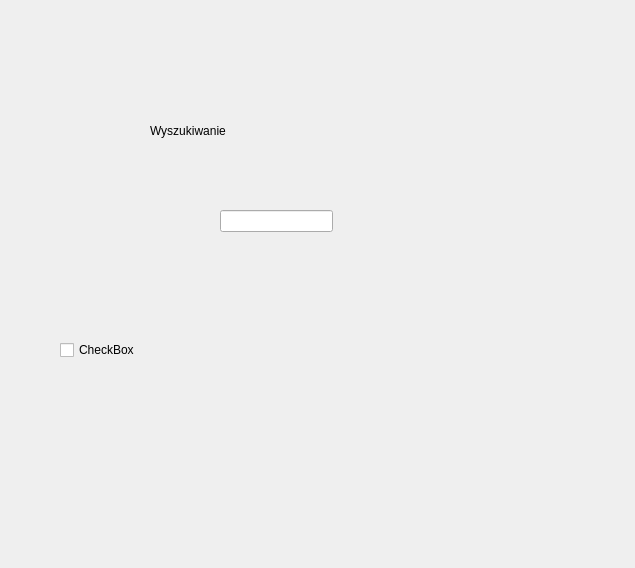
j-stechly/NPG-Dziennik-diabetyka, file ui/search.ui: the form before one commit.
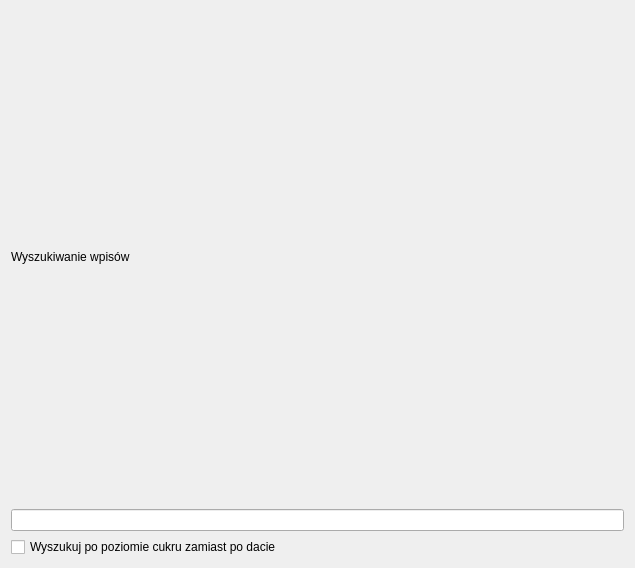
The form after the commit.

Commit message: zaimplementowanie searchowania do main window i measurements list

```diff
--- a/ui/search.ui
+++ b/ui/search.ui
@@ -13,42 +13,25 @@
   <property name="windowTitle">
    <string>Form</string>
   </property>
+  <layout class="QVBoxLayout" name="verticalLayout">
+   <item>
   <widget class="QLabel" name="label">
-   <property name="geometry">
-    <rect>
-     <x>150</x>
-     <y>120</y>
-     <width>81</width>
-     <height>21</height>
-    </rect>
-   </property>
    <property name="text">
-    <string>Wyszukiwanie</string>
-   </property>
-  </widget>
+      <string>Wyszukiwanie wpisów</string>
+     </property>
+    </widget>
+   </item>
+   <item>
+    <widget class="QLineEdit" name="search_input"/>
+   </item>
+   <item>
   <widget class="QCheckBox" name="sugar_search_checkbox">
-   <property name="geometry">
-    <rect>
-     <x>60</x>
-     <y>340</y>
-     <width>81</width>
-     <height>20</height>
-    </rect>
-   </property>
    <property name="text">
-    <string>CheckBox</string>
-   </property>
-  </widget>
-  <widget class="QLineEdit" name="search_input">
-   <property name="geometry">
-    <rect>
-     <x>220</x>
-     <y>210</y>
-     <width>113</width>
-     <height>22</height>
-    </rect>
-   </property>
-  </widget>
+      <string>Wyszukuj po poziomie cukru zamiast po dacie</string>
+     </property>
+    </widget>
+   </item>
+  </layout>
  </widget>
  <resources/>
  <connections/>
```
Lines whose indentation alone changed are shown as unchanged. The commit also changes 4 other files.
